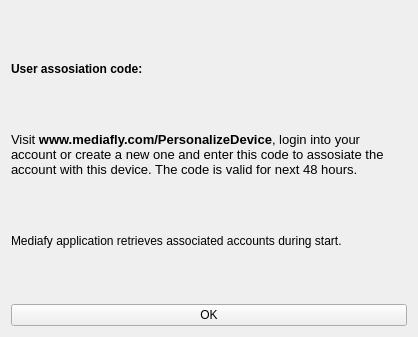
Before: the Qt Designer form mediaflyplayer/forms/MediaflyPersonalizeSimple.ui in tex/mediafly, drawn with Qt 5.
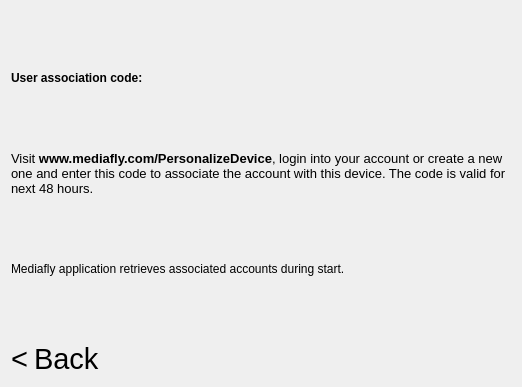
After: the same form once the commit is applied.

Commit message: Fix english errors. Change it to use Neuros' style.

Patch:
```diff
--- a/mediaflyplayer/forms/MediaflyPersonalizeSimple.ui
+++ b/mediaflyplayer/forms/MediaflyPersonalizeSimple.ui
@@ -5,8 +5,8 @@
    <rect>
     <x>0</x>
     <y>0</y>
-    <width>418</width>
-    <height>337</height>
+    <width>522</width>
+    <height>387</height>
    </rect>
   </property>
   <property name="windowTitle" >
@@ -37,7 +37,7 @@
         </font>
        </property>
        <property name="text" >
-        <string>User assosiation code:</string>
+        <string>User association code:</string>
        </property>
       </widget>
      </item>
@@ -76,7 +76,7 @@
 &lt;html>&lt;head>&lt;meta name="qrichtext" content="1" />&lt;style type="text/css">
 p, li { white-space: pre-wrap; }
 &lt;/style>&lt;/head>&lt;body style=" font-family:'Sans Serif'; font-size:10pt; font-weight:400; font-style:normal;">
-&lt;p style=" margin-top:0px; margin-bottom:0px; margin-left:0px; margin-right:0px; -qt-block-indent:0; text-indent:0px;">Visit &lt;span style=" font-weight:600;">www.mediafly.com/PersonalizeDevice&lt;/span>, login into your account or create a new one and enter this code to assosiate the account with this device. The code is valid for next 48 hours.&lt;/p>&lt;/body>&lt;/html></string>
+&lt;p style=" margin-top:0px; margin-bottom:0px; margin-left:0px; margin-right:0px; -qt-block-indent:0; text-indent:0px;">Visit &lt;span style=" font-weight:600;">www.mediafly.com/PersonalizeDevice&lt;/span>, login into your account or create a new one and enter this code to associate the account with this device. The code is valid for next 48 hours.&lt;/p>&lt;/body>&lt;/html></string>
      </property>
      <property name="textFormat" >
       <enum>Qt::RichText</enum>
@@ -102,7 +102,7 @@
    <item>
     <widget class="QLabel" name="label_3" >
      <property name="text" >
-      <string>Mediafy application retrieves associated accounts during start.</string>
+      <string>Mediafly application retrieves associated accounts during start.</string>
      </property>
      <property name="wordWrap" >
       <bool>true</bool>
@@ -123,11 +123,38 @@
     </spacer>
    </item>
    <item>
-    <widget class="QPushButton" name="m_buttonOk" >
-     <property name="text" >
-      <string>OK</string>
-     </property>
-    </widget>
+    <layout class="QGridLayout" name="gridLayout_2" >
+     <item row="0" column="0" >
+      <widget class="QLabel" name="label_4" >
+       <property name="font" >
+        <font>
+         <pointsize>22</pointsize>
+        </font>
+       </property>
+       <property name="text" >
+        <string>&lt;</string>
+       </property>
+      </widget>
+     </item>
+     <item row="0" column="1" >
+      <widget class="QLabel" name="label_5" >
+       <property name="sizePolicy" >
+        <sizepolicy vsizetype="Preferred" hsizetype="Expanding" >
+         <horstretch>0</horstretch>
+         <verstretch>0</verstretch>
+        </sizepolicy>
+       </property>
+       <property name="font" >
+        <font>
+         <pointsize>22</pointsize>
+        </font>
+       </property>
+       <property name="text" >
+        <string>Back</string>
+       </property>
+      </widget>
+     </item>
+    </layout>
    </item>
   </layout>
  </widget>
```
The commit also changes 2 other files.
